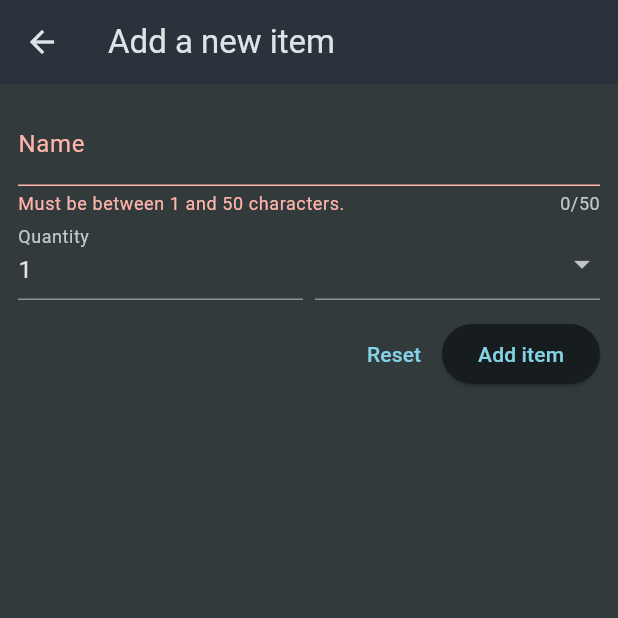
After one commit to Yazmeen13/Flutter-Learning, a Flutter app: the NewItem screen opened directly, after a tap on "Add item", on a phone screen of 412 x 824 dp, the top half of it. The commit adds this screen. Run offline on Flutter 3.47's test engine with Material 3 defaults, Android fonts, the phone set to English and light mode, and no system bars; our stand-ins replace flutter_riverpod, google_fonts, transparent_image.

Commit message:
added new item form

```diff
--- a/shopping_list/lib/widgets/grocery_list.dart
+++ b/shopping_list/lib/widgets/grocery_list.dart
@@ -1,8 +1,20 @@
 import 'package:flutter/material.dart';
 import 'package:shopping_list/data/dummy_items.dart';
+import 'package:shopping_list/widgets/new_item.dart';
 
-class GroceryList extends StatelessWidget {
+class GroceryList extends StatefulWidget {
   const GroceryList({super.key});
+
+  @override
+  State<GroceryList> createState() => _GroceryListState();
+}
+
+class _GroceryListState extends State<GroceryList> {
+  void _addItem(){
+    Navigator.of(context).push(
+      MaterialPageRoute(builder: (ctx) => const NewItem()),
+    );
+  }
 
   @override
   Widget build(BuildContext context) {
@@ -10,6 +22,9 @@ class GroceryList extends StatelessWidget {
       appBar: AppBar(
         title: const Text('Your Groceries'),
         backgroundColor: Theme.of(context).colorScheme.surface,
+        actions: [
+          IconButton(onPressed: _addItem, icon: const Icon(Icons.add)),
+        ],
       ),
       backgroundColor: Theme.of(context).scaffoldBackgroundColor,
       body: ListView.builder(
--- /dev/null
+++ b/shopping_list/lib/widgets/new_item.dart
@@ -0,0 +1,108 @@
+import 'package:flutter/material.dart';
+import 'package:shopping_list/data/categories.dart';
+
+class NewItem extends StatefulWidget {
+  const NewItem({super.key});
+
+  @override
+  State<StatefulWidget> createState() {
+    return _NewItemState();
+  }
+}
+
+class _NewItemState extends State<NewItem> {
+  final _formKey = GlobalKey<FormState>();
+  var _enteredName = "";
+
+  void _saveItem(){
+    if(_formKey.currentState!.validate()) {
+      _formKey.currentState!.save();
+      print(_enteredName);
+    }
+  }
+
+  @override
+  Widget build(BuildContext context) {
+    return Scaffold(
+      appBar: AppBar(
+        title: const Text("Add a new item"),
+      ),
+      body: Padding(
+        padding: EdgeInsets.all(12),
+        child: Form(
+          key: _formKey,
+          child: Column(
+            children: [
+              TextFormField(
+                maxLength: 50,
+                decoration: InputDecoration(label: Text('Name')),
+                validator: (value) {
+                  if(value == null || value.isEmpty || value.trim().length <= 1 || value.trim().length > 50){
+                    return 'Must be between 1 and 50 characters.';
+                  }
+                  return null;
+                },
+                onSaved: (value) {
+                  _enteredName = value!;
+                },
+              ),
+              Row(
+                crossAxisAlignment: CrossAxisAlignment.end,
+                children: [
+                  Expanded(
+                    child: TextFormField(
+                      keyboardType: TextInputType.number,
+                      decoration:
+                          const InputDecoration(label: Text("Quantity")),
+                      initialValue: '1',
+                      validator: (value) {
+                        if(value == null || value.isEmpty || int.tryParse(value) == null || int.tryParse(value)! <= 0){
+                          return 'Must be valid positive number.';
+                        }
+                        return null;
+                },
+                    ),
+                  ),
+                  const SizedBox(width: 8),
+                  Expanded(
+                    child: DropdownButtonFormField(items: [
+                      for (final category in categories.entries)
+                        DropdownMenuItem(
+                          value: category.value,
+                          child: Row(
+                            children: [
+                              Container(
+                                width: 16,
+                                height: 16,
+                                color: category.value.color,
+                              ),
+                              const SizedBox(width: 6),
+                              Text(category.value.title),
+                            ],
+                          ),
+                        )
+                    ], onChanged: (value) {}),
+                  ),
+                ],
+              ),
+              const SizedBox(height: 12),
+              Row(
+                mainAxisAlignment: MainAxisAlignment.end,
+                children: [
+                  TextButton(
+                    onPressed: () {
+                      _formKey.currentState!.reset();
+                    },
+                    child: const Text('Reset'),
+                  ),
+                  ElevatedButton(
+                      onPressed: _saveItem, child: const Text('Add item')),
+                ],
+              )
+            ],
+          ),
+        ),
+      ),
+    );
+  }
+}
```
Also changed, not shown: shopping_list/pubspec.lock, 1 other file.
